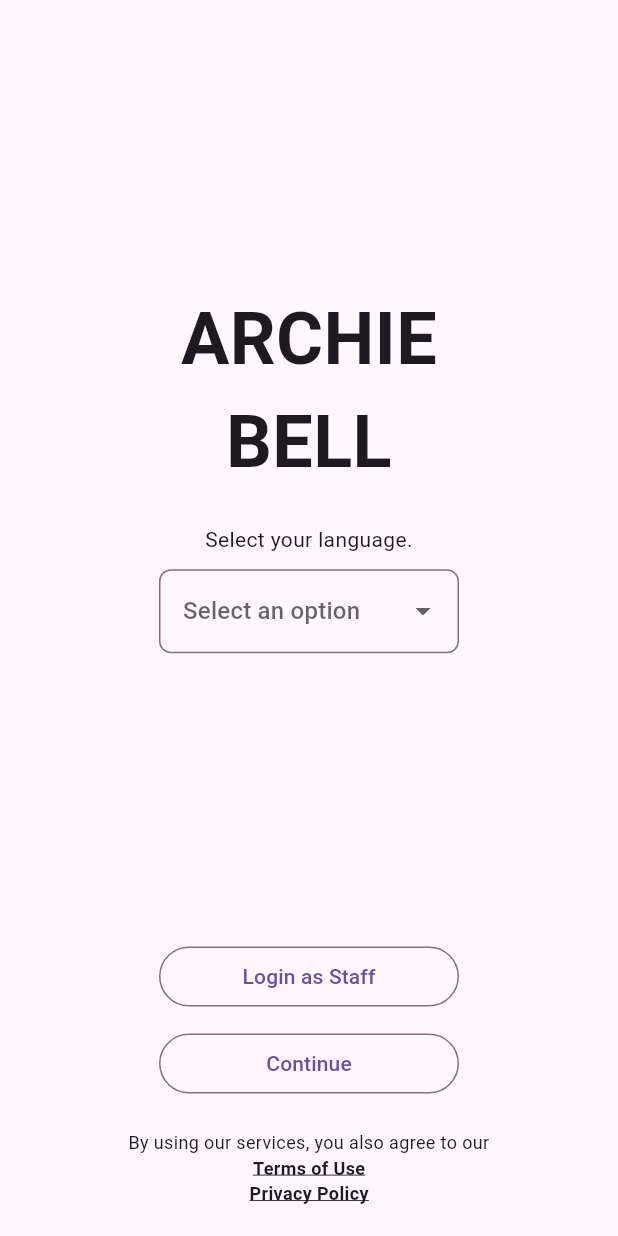
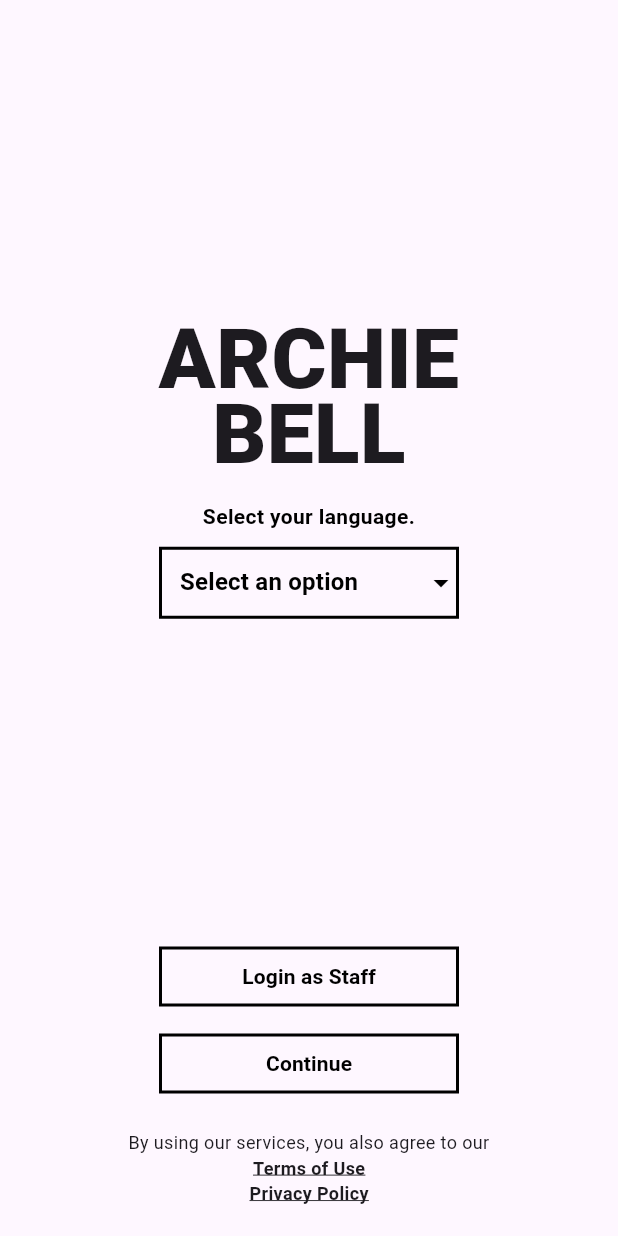
Before and after one commit to Archie-Bell/app, a Flutter app: the screen it shows after launch, on a phone screen of 412 x 824 dp. Run offline on Flutter 3.47's test engine with Material 3 defaults, Android fonts, the phone set to English and light mode, and no system bars; our stand-ins replace cloud_firestore, firebase_core, firebase_messaging, flutter_dotenv; missing offline and left inert: mongo_dart, workmanager; accounts and stored records are empty; statements that could not run were skipped.

Commit message:
Made more changes to make the home page look more like the skeleton

```diff
--- a/lib/pages/home_page.dart
+++ b/lib/pages/home_page.dart
@@ -19,46 +19,76 @@ class _HomePageState extends State<HomePage> {
           children: [
             // Centered Content (Title + Language Selection)
             Expanded(
-              child: Center( // This ensures everything stays centered
+              child: Center( // Ensures everything is centered
                 child: Column(
                   mainAxisSize: MainAxisSize.min, // Avoids unnecessary expansion
                   children: [
-                    // Title: ARCHIE BELL
+                    // Title: ARCHIE BELL (Larger & Bolder)
                     const Text(
                       "ARCHIE\nBELL",
                       textAlign: TextAlign.center,
                       style: TextStyle(
-                        fontSize: 48, // Large title
-                        fontWeight: FontWeight.bold,
+                        fontSize: 56, // Increased font size
+                        fontWeight: FontWeight.w900, // Extra bold
+                        height: 0.9, // Reduces space between "ARCHIE" and "BELL"
                       ),
                     ),
 
                     const SizedBox(height: 20), // Spacing
 
-                    // Language Selection Text
+                    // Language Selection Text (Now Bold & Black)
                     const Text(
                       "Select your language.",
                       textAlign: TextAlign.center,
-                      style: TextStyle(fontSize: 14),
+                      style: TextStyle(
+                        fontSize: 14,
+                        fontWeight: FontWeight.bold, // Bold
+                        color: Colors.black, // Black color
+                      ),
                     ),
 
                     const SizedBox(height: 10),
 
-                    // Dropdown Button for Language Selection
+                    // Dropdown Button for Language Selection (Now Styled)
                     SizedBox(
                       width: 200, // Matches title width
                       child: DropdownButtonFormField<String>(
                         value: selectedLanguage,
                         decoration: InputDecoration(
-                          border: OutlineInputBorder(
-                            borderRadius: BorderRadius.circular(8),
+                          enabledBorder: OutlineInputBorder(
+                            borderSide: const BorderSide(
+                              color: Colors.black, // Strong black outline
+                              width: 2, // Thicker border
+                            ),
+                            borderRadius: BorderRadius.zero, // Sharp corners
+                          ),
+                          focusedBorder: OutlineInputBorder(
+                            borderSide: const BorderSide(
+                              color: Colors.black, // Strong black outline
+                              width: 2, // Thicker border
+                            ),
+                            borderRadius: BorderRadius.zero, // Sharp corners
+                          ),
+                          contentPadding: const EdgeInsets.symmetric(vertical: 12, horizontal: 10), // Adjust padding
+                        ),
+                        hint: const Text(
+                          "Select an option",
+                          style: TextStyle(
+                            fontWeight: FontWeight.bold, // Bold text
+                            color: Colors.black, // Black color
                           ),
                         ),
-                        hint: const Text("Select an option"),
+                        icon: const Icon(Icons.arrow_drop_down, color: Colors.black), // Black dropdown icon
                         items: ["English", "Spanish", "French"]
                             .map((lang) => DropdownMenuItem(
                                   value: lang,
-                                  child: Text(lang),
+                                  child: Text(
+                                    lang,
+                                    style: const TextStyle(
+                                      fontWeight: FontWeight.bold, // Bold text
+                                      color: Colors.black, // Black color
+                                    ),
+                                  ),
                                 ))
                             .toList(),
                         onChanged: (value) {
@@ -82,10 +112,22 @@ class _HomePageState extends State<HomePage> {
                   SizedBox(
                     width: 200, // Matches title width
                     child: OutlinedButton(
+                      style: OutlinedButton.styleFrom(
+                        side: const BorderSide(color: Colors.black, width: 2), // Stronger black outline
+                        shape: const RoundedRectangleBorder(
+                          borderRadius: BorderRadius.zero, // Sharp corners
+                        ),
+                      ),
                       onPressed: () {
                         // Navigate to Staff Login Page
                       },
-                      child: const Text("Login as Staff"),
+                      child: const Text(
+                        "Login as Staff",
+                        style: TextStyle(
+                          color: Colors.black, // Black text
+                          fontWeight: FontWeight.bold, // Bold text
+                        ),
+                      ),
                     ),
                   ),
 
@@ -94,10 +136,22 @@ class _HomePageState extends State<HomePage> {
                   SizedBox(
                     width: 200, // Matches title width
                     child: OutlinedButton(
+                      style: OutlinedButton.styleFrom(
+                        side: const BorderSide(color: Colors.black, width: 2), // Stronger black outline
+                        shape: const RoundedRectangleBorder(
+                          borderRadius: BorderRadius.zero, // Sharp corners
+                        ),
+                      ),
                       onPressed: () {
                         // Navigate to Main App
                       },
-                      child: const Text("Continue"),
+                      child: const Text(
+                        "Continue",
+                        style: TextStyle(
+                          color: Colors.black, // Black text
+                          fontWeight: FontWeight.bold, // Bold text
+                        ),
+                      ),
                     ),
                   ),
 
```
